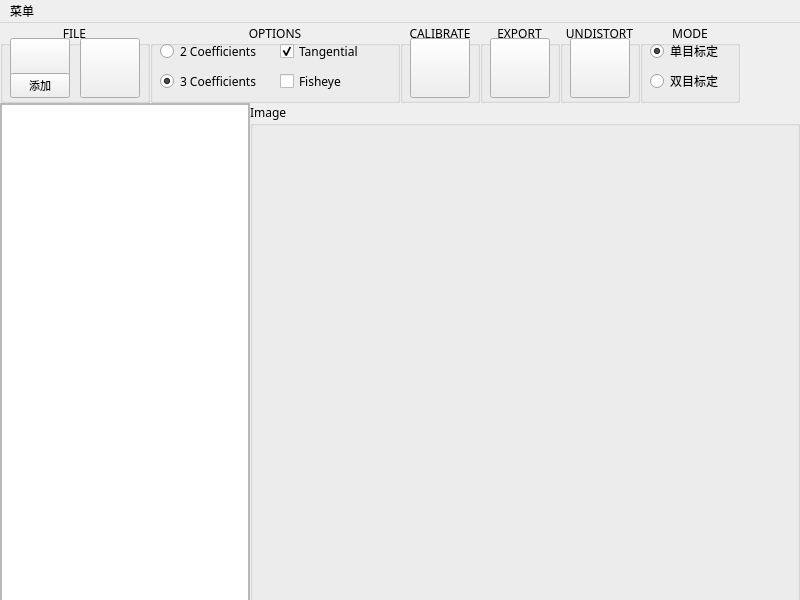
This is mainwindow.ui in imuncle/TStoneCalibration as Qt 5 draws it before an edit. The edited form follows.
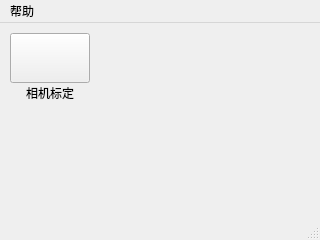
This is the edited form. Icons and pictures are not drawn.

The edit to the form file:
```diff
--- a/mainwindow.ui
+++ b/mainwindow.ui
@@ -6,391 +6,47 @@
    <rect>
     <x>0</x>
     <y>0</y>
-    <width>800</width>
-    <height>600</height>
+    <width>320</width>
+    <height>240</height>
    </rect>
   </property>
   <property name="windowTitle">
    <string>MainWindow</string>
   </property>
   <widget class="QWidget" name="centralwidget">
-   <widget class="QGroupBox" name="FILE">
+   <widget class="QPushButton" name="CameraCalib">
     <property name="geometry">
      <rect>
-      <x>0</x>
-      <y>0</y>
-      <width>150</width>
-      <height>80</height>
-     </rect>
-    </property>
-    <property name="font">
-     <font>
-      <family>微软雅黑</family>
-     </font>
-    </property>
-    <property name="title">
-     <string>FILE</string>
-    </property>
-    <property name="alignment">
-     <set>Qt::AlignCenter</set>
-    </property>
-    <widget class="QPushButton" name="addImage">
-     <property name="geometry">
-      <rect>
-       <x>10</x>
-       <y>15</y>
-       <width>60</width>
-       <height>40</height>
-      </rect>
-     </property>
-     <property name="cursor">
-      <cursorShape>PointingHandCursor</cursorShape>
-     </property>
-     <property name="icon">
-      <iconset resource="image.qrc">
-       <normaloff>:/icon/AddImage.png</normaloff>:/icon/AddImage.png</iconset>
-     </property>
-     <property name="iconSize">
-      <size>
-       <width>50</width>
-       <height>50</height>
-      </size>
-     </property>
-    </widget>
-    <widget class="QPushButton" name="delete_1">
-     <property name="geometry">
-      <rect>
-       <x>80</x>
-       <y>15</y>
-       <width>60</width>
-       <height>60</height>
-      </rect>
-     </property>
-     <property name="cursor">
-      <cursorShape>PointingHandCursor</cursorShape>
-     </property>
-     <property name="text">
-      <string/>
-     </property>
-     <property name="icon">
-      <iconset resource="image.qrc">
-       <normaloff>:/icon/delete.png</normaloff>:/icon/delete.png</iconset>
-     </property>
-     <property name="iconSize">
-      <size>
-       <width>35</width>
-       <height>35</height>
-      </size>
-     </property>
-    </widget>
-    <widget class="QPushButton" name="Camera">
-     <property name="geometry">
-      <rect>
-       <x>10</x>
-       <y>50</y>
-       <width>60</width>
-       <height>25</height>
-      </rect>
-     </property>
-     <property name="font">
-      <font>
-       <pointsize>8</pointsize>
-      </font>
-     </property>
-     <property name="cursor">
-      <cursorShape>PointingHandCursor</cursorShape>
-     </property>
-     <property name="text">
-      <string>添加</string>
-     </property>
-    </widget>
-   </widget>
-   <widget class="QGroupBox" name="OPTIONS">
-    <property name="geometry">
-     <rect>
-      <x>150</x>
-      <y>0</y>
-      <width>250</width>
-      <height>80</height>
-     </rect>
-    </property>
-    <property name="font">
-     <font>
-      <family>微软雅黑</family>
-     </font>
-    </property>
-    <property name="title">
-     <string>OPTIONS</string>
-    </property>
-    <property name="alignment">
-     <set>Qt::AlignCenter</set>
-    </property>
-    <widget class="QRadioButton" name="k_2">
-     <property name="geometry">
-      <rect>
-       <x>10</x>
-       <y>20</y>
-       <width>100</width>
-       <height>16</height>
-      </rect>
-     </property>
-     <property name="text">
-      <string>2 Coefficients</string>
-     </property>
-    </widget>
-    <widget class="QRadioButton" name="k_3">
-     <property name="enabled">
-      <bool>true</bool>
-     </property>
-     <property name="geometry">
-      <rect>
-       <x>10</x>
-       <y>50</y>
-       <width>100</width>
-       <height>16</height>
-      </rect>
-     </property>
-     <property name="text">
-      <string>3 Coefficients</string>
-     </property>
-     <property name="checked">
-      <bool>true</bool>
-     </property>
-    </widget>
-    <widget class="QCheckBox" name="tangential">
-     <property name="geometry">
-      <rect>
-       <x>130</x>
-       <y>20</y>
-       <width>100</width>
-       <height>16</height>
-      </rect>
-     </property>
-     <property name="text">
-      <string>Tangential</string>
-     </property>
-     <property name="checked">
-      <bool>true</bool>
-     </property>
-    </widget>
-    <widget class="QCheckBox" name="fisheye">
-     <property name="geometry">
-      <rect>
-       <x>130</x>
-       <y>50</y>
-       <width>71</width>
-       <height>16</height>
-      </rect>
-     </property>
-     <property name="text">
-      <string>Fisheye</string>
-     </property>
-    </widget>
-   </widget>
-   <widget class="QGroupBox" name="CALIBRATE">
-    <property name="geometry">
-     <rect>
-      <x>400</x>
-      <y>0</y>
+      <x>10</x>
+      <y>10</y>
       <width>80</width>
-      <height>80</height>
+      <height>50</height>
      </rect>
     </property>
-    <property name="font">
-     <font>
-      <family>微软雅黑</family>
-     </font>
+    <property name="cursor">
+     <cursorShape>PointingHandCursor</cursorShape>
     </property>
-    <property name="title">
-     <string>CALIBRATE</string>
+    <property name="text">
+     <string/>
     </property>
-    <property name="alignment">
-     <set>Qt::AlignCenter</set>
+    <property name="icon">
+     <iconset resource="camera_calibration/res/image.qrc">
+      <normaloff>:/icon/camera.png</normaloff>:/icon/camera.png</iconset>
     </property>
-    <widget class="QPushButton" name="calibrate">
-     <property name="geometry">
-      <rect>
-       <x>10</x>
-       <y>15</y>
-       <width>60</width>
-       <height>60</height>
-      </rect>
-     </property>
-     <property name="cursor">
-      <cursorShape>PointingHandCursor</cursorShape>
-     </property>
-     <property name="text">
-      <string/>
-     </property>
-     <property name="icon">
-      <iconset resource="image.qrc">
-       <normaloff>:/icon/play.png</normaloff>:/icon/play.png</iconset>
-     </property>
-     <property name="iconSize">
-      <size>
-       <width>48</width>
-       <height>48</height>
-      </size>
-     </property>
-    </widget>
-   </widget>
-   <widget class="QGroupBox" name="EXPORT">
-    <property name="geometry">
-     <rect>
-      <x>480</x>
-      <y>0</y>
-      <width>80</width>
-      <height>80</height>
-     </rect>
-    </property>
-    <property name="font">
-     <font>
-      <family>微软雅黑</family>
-     </font>
-    </property>
-    <property name="title">
-     <string>EXPORT</string>
-    </property>
-    <property name="alignment">
-     <set>Qt::AlignCenter</set>
-    </property>
-    <widget class="QPushButton" name="export_1">
-     <property name="geometry">
-      <rect>
-       <x>10</x>
-       <y>15</y>
-       <width>60</width>
-       <height>60</height>
-      </rect>
-     </property>
-     <property name="cursor">
-      <cursorShape>PointingHandCursor</cursorShape>
-     </property>
-     <property name="text">
-      <string/>
-     </property>
-     <property name="icon">
-      <iconset resource="image.qrc">
-       <normaloff>:/icon/yes.png</normaloff>:/icon/yes.png</iconset>
-     </property>
-     <property name="iconSize">
-      <size>
-       <width>48</width>
-       <height>48</height>
-      </size>
-     </property>
-    </widget>
-   </widget>
-   <widget class="QScrollArea" name="scrollArea">
-    <property name="geometry">
-     <rect>
-      <x>0</x>
-      <y>80</y>
-      <width>250</width>
-      <height>520</height>
-     </rect>
-    </property>
-    <property name="minimumSize">
+    <property name="iconSize">
      <size>
-      <width>130</width>
-      <height>100</height>
+      <width>48</width>
+      <height>48</height>
      </size>
     </property>
-    <property name="maximumSize">
-     <size>
-      <width>500000</width>
-      <height>500000</height>
-     </size>
-    </property>
-    <property name="widgetResizable">
-     <bool>true</bool>
-    </property>
-    <widget class="QWidget" name="scrollAreaWidgetContents">
-     <property name="geometry">
-      <rect>
-       <x>0</x>
-       <y>0</y>
-       <width>248</width>
-       <height>518</height>
-      </rect>
-     </property>
-     <property name="minimumSize">
-      <size>
-       <width>130</width>
-       <height>150</height>
-      </size>
-     </property>
-     <property name="maximumSize">
-      <size>
-       <width>248</width>
-       <height>16777215</height>
-      </size>
-     </property>
-     <widget class="QListWidget" name="listWidget">
-      <property name="geometry">
-       <rect>
-        <x>0</x>
-        <y>0</y>
-        <width>248</width>
-        <height>518</height>
-       </rect>
-      </property>
-      <property name="minimumSize">
-       <size>
-        <width>248</width>
-        <height>518</height>
-       </size>
-      </property>
-      <property name="maximumSize">
-       <size>
-        <width>248</width>
-        <height>16777215</height>
-       </size>
-      </property>
-     </widget>
-    </widget>
    </widget>
-   <widget class="QGroupBox" name="Image_Group">
+   <widget class="QLabel" name="label">
     <property name="geometry">
      <rect>
-      <x>250</x>
-      <y>80</y>
-      <width>550</width>
-      <height>520</height>
-     </rect>
-    </property>
-    <property name="font">
-     <font>
-      <family>微软雅黑</family>
-     </font>
-    </property>
-    <property name="title">
-     <string>Image</string>
-    </property>
-    <widget class="QLabel" name="Image">
-     <property name="geometry">
-      <rect>
-       <x>10</x>
-       <y>15</y>
-       <width>530</width>
-       <height>495</height>
-      </rect>
-     </property>
-     <property name="text">
-      <string/>
-     </property>
-     <property name="alignment">
-      <set>Qt::AlignCenter</set>
-     </property>
-    </widget>
-   </widget>
-   <widget class="QGroupBox" name="UNDISTORT">
-    <property name="geometry">
-     <rect>
-      <x>560</x>
-      <y>0</y>
+      <x>10</x>
+      <y>60</y>
       <width>80</width>
-      <height>80</height>
+      <height>20</height>
      </rect>
     </property>
     <property name="font">
@@ -398,88 +54,12 @@
       <family>微软雅黑</family>
      </font>
     </property>
-    <property name="title">
-     <string>UNDISTORT</string>
+    <property name="text">
+     <string>相机标定</string>
     </property>
     <property name="alignment">
      <set>Qt::AlignCenter</set>
     </property>
-    <widget class="QPushButton" name="undistort">
-     <property name="geometry">
-      <rect>
-       <x>10</x>
-       <y>15</y>
-       <width>60</width>
-       <height>60</height>
-      </rect>
-     </property>
-     <property name="cursor">
-      <cursorShape>PointingHandCursor</cursorShape>
-     </property>
-     <property name="text">
-      <string/>
-     </property>
-     <property name="icon">
-      <iconset resource="image.qrc">
-       <normaloff>:/icon/undistort.png</normaloff>:/icon/undistort.png</iconset>
-     </property>
-     <property name="iconSize">
-      <size>
-       <width>40</width>
-       <height>40</height>
-      </size>
-     </property>
-    </widget>
-   </widget>
-   <widget class="QGroupBox" name="MODE">
-    <property name="geometry">
-     <rect>
-      <x>640</x>
-      <y>0</y>
-      <width>100</width>
-      <height>80</height>
-     </rect>
-    </property>
-    <property name="font">
-     <font>
-      <family>微软雅黑</family>
-     </font>
-    </property>
-    <property name="title">
-     <string>MODE</string>
-    </property>
-    <property name="alignment">
-     <set>Qt::AlignCenter</set>
-    </property>
-    <widget class="QRadioButton" name="single_camera">
-     <property name="geometry">
-      <rect>
-       <x>10</x>
-       <y>20</y>
-       <width>85</width>
-       <height>16</height>
-      </rect>
-     </property>
-     <property name="text">
-      <string>单目标定</string>
-     </property>
-     <property name="checked">
-      <bool>true</bool>
-     </property>
-    </widget>
-    <widget class="QRadioButton" name="double_camera">
-     <property name="geometry">
-      <rect>
-       <x>10</x>
-       <y>50</y>
-       <width>85</width>
-       <height>16</height>
-      </rect>
-     </property>
-     <property name="text">
-      <string>双目标定</string>
-     </property>
-    </widget>
    </widget>
   </widget>
   <widget class="QMenuBar" name="menuBar">
@@ -487,17 +67,18 @@
     <rect>
      <x>0</x>
      <y>0</y>
-     <width>800</width>
+     <width>320</width>
      <height>22</height>
     </rect>
    </property>
    <widget class="QMenu" name="menu">
     <property name="title">
-     <string>菜单</string>
+     <string>帮助</string>
     </property>
    </widget>
    <addaction name="menu"/>
   </widget>
+  <widget class="QStatusBar" name="statusbar"/>
  </widget>
  <resources>
   <include location="image.qrc"/>
```
Left out of the diff: 7 changed lines with no effect on the pictures.
